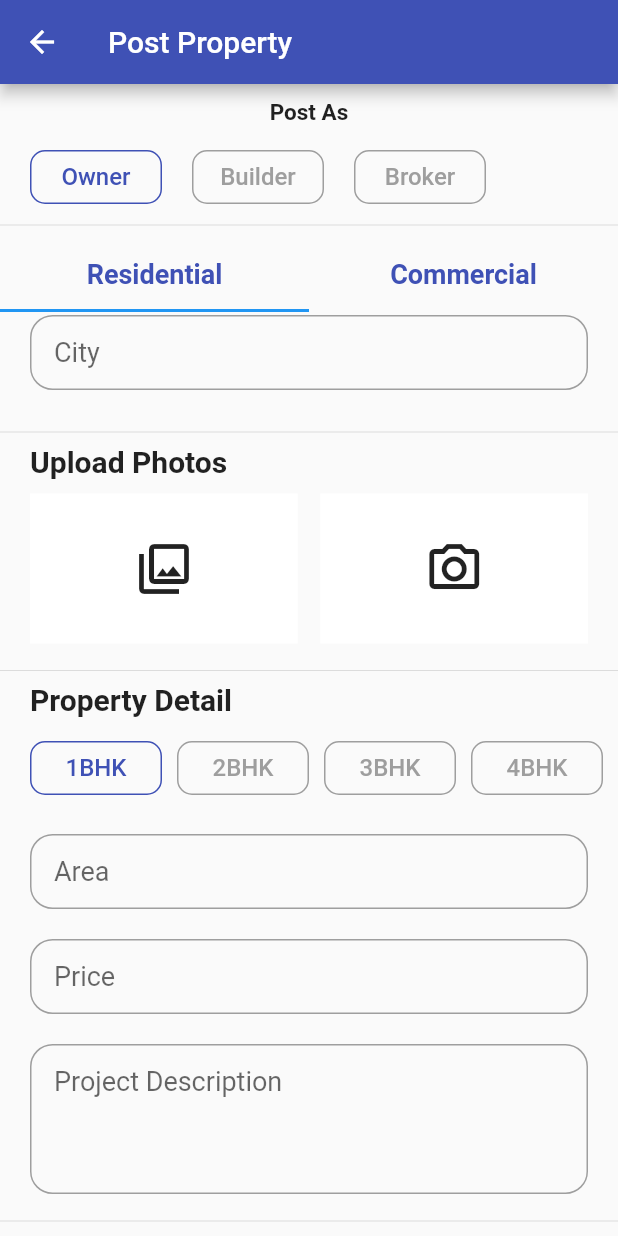
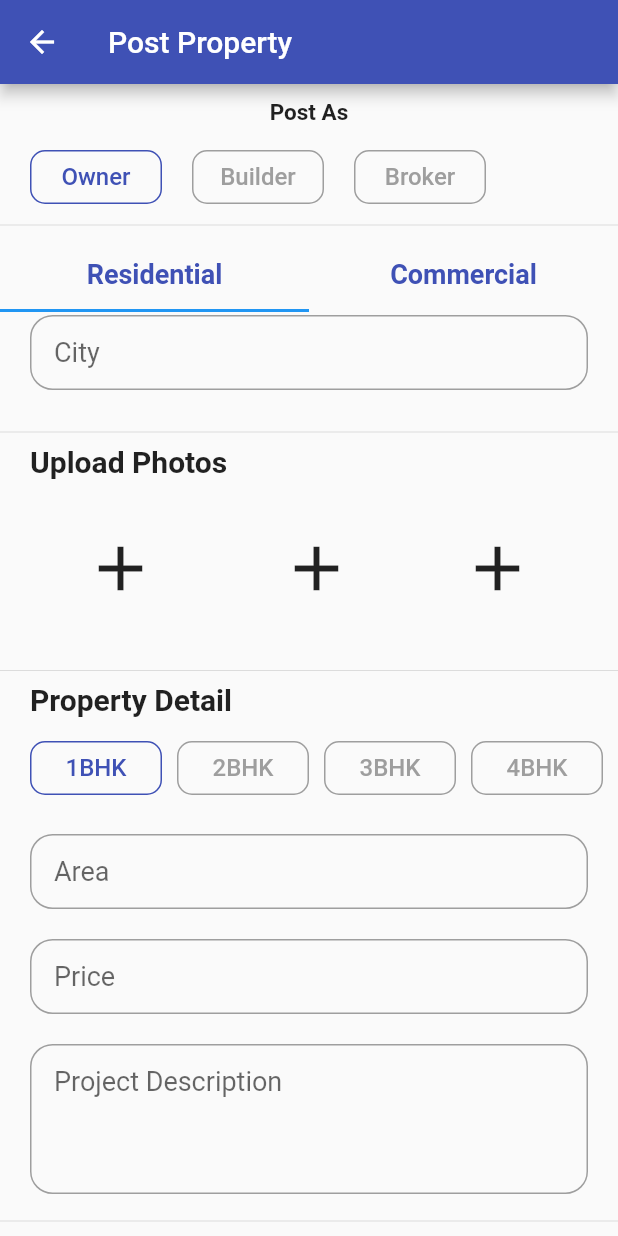
Before and after one commit to smitbhatiya/project, a Flutter app: the PostProperty screen opened directly, scrolled down 576 dp, on a phone screen of 412 x 824 dp. Run offline on Flutter 3.47's test engine with Material 2 defaults, Android fonts, the phone set to English and light mode, and no system bars; our stand-ins replace carousel_slider, cloud_firestore, firebase_auth, firebase_core, firebase_storage, image_picker and 1 more; missing offline and left inert: favorite_button; accounts and stored records are empty.

Commit message:
10-4-2021 update

```diff
--- a/lib/Pages/post_property_page.dart
+++ b/lib/Pages/post_property_page.dart
@@ -1,3 +1,5 @@
+import 'dart:io';
+import 'package:firebase_storage/firebase_storage.dart';
 import 'package:flutter/cupertino.dart';
 import 'package:flutter/material.dart';
 import 'package:flutter_app_with_firebase/firebase.dart';
@@ -102,19 +104,82 @@ class _PostPropertyState extends State<PostProperty> {
     }
   }
 
-  Future<void> _optionsDialogBox() {
+  File _imageFile;
+  File _imageFile1;
+  final picker = ImagePicker();
+
+  _openCamera() async {
+    // var picture = await ImagePicker.pickImage(source: ImageSource.camera);
+    // this.setState(() {
+    //   imageFile = picture;
+    // });
+    // Navigator.of(context).pop();
+  }
+
+  _openGallery() async {
+    // var picture = await ImagePicker.pickImage(source: ImageSource.gallery);
+    // this.setState(() {
+    //   imageFile = picture;
+    // });
+    // Navigator.pop(context);
+    final pickedFile = await picker.getImage(source: ImageSource.gallery);
+
+    setState(() {
+      _imageFile = File(pickedFile.path);
+    });
+    uploadImageToFirebase(context);
+    Navigator.of(context).pop();
+  }
+
+  Future uploadImageToFirebase(BuildContext context) async {
+    String fileName = _imageFile.path;
+    StorageReference firebaseStorageRef =
+    FirebaseStorage.instance.ref().child('property_images/$fileName');
+    StorageUploadTask uploadTask = firebaseStorageRef.putFile(_imageFile);
+    StorageTaskSnapshot taskSnapshot = await uploadTask.onComplete;
+    taskSnapshot.ref.getDownloadURL().then(
+          (value) => print("Done: $value"),
+    );
+  }
+
+  _openGallery1() async {
+    // var picture = await ImagePicker.pickImage(source: ImageSource.gallery);
+    // this.setState(() {
+    //   imageFile = picture;
+    // });
+    // Navigator.pop(context);
+    final pickedFile1 = await picker.getImage(source: ImageSource.gallery);
+
+    setState(() {
+      _imageFile1 = File(pickedFile1.path);
+    });
+    uploadImageToFirebase1(context);
+    Navigator.of(context).pop();
+  }
+
+  Future uploadImageToFirebase1(BuildContext context) async {
+    String fileName = _imageFile1.path;
+    StorageReference firebaseStorageRef =
+    FirebaseStorage.instance.ref().child('property_images/$fileName');
+    StorageUploadTask uploadTask = firebaseStorageRef.putFile(_imageFile);
+    StorageTaskSnapshot taskSnapshot = await uploadTask.onComplete;
+    taskSnapshot.ref.getDownloadURL().then(
+          (value) => print("Done: $value"),
+    );
+  }
+
+  Future<void> _optionsDialogBox1(BuildContext context) {
     return showDialog(context: context,
         builder: (BuildContext context) {
           return AlertDialog(
+            title: Text("Make a Choice"),
             content: new SingleChildScrollView(
               child: new ListBody(
                 children: <Widget>[
                   GestureDetector(
                     child: new Text('Take a picture'),
-                    onTap: ()async {
-                      var picture = await ImagePicker.pickImage(
-                        source: ImageSource.camera,
-                      );
+                    onTap: () {
+                      _openCamera();
                     },
                   ),
                   Padding(
@@ -122,10 +187,38 @@ class _PostPropertyState extends State<PostProperty> {
                   ),
                   GestureDetector(
                     child: new Text('Select from gallery'),
-                    onTap: ()async{
-                      var gallery = await ImagePicker.pickImage(
-                        source: ImageSource.gallery,
-                      );
+                    onTap: () {
+                      _openGallery1();
+                    },
+                  ),
+                ],
+              ),
+            ),
+          );
+        });
+  }
+
+  Future<void> _optionsDialogBox(BuildContext context) {
+    return showDialog(context: context,
+        builder: (BuildContext context) {
+          return AlertDialog(
+            title: Text("Make a Choice"),
+            content: new SingleChildScrollView(
+              child: new ListBody(
+                children: <Widget>[
+                  GestureDetector(
+                    child: new Text('Take a picture'),
+                    onTap: () {
+                      _openCamera();
+                    },
+                  ),
+                  Padding(
+                    padding: EdgeInsets.all(8.0),
+                  ),
+                  GestureDetector(
+                    child: new Text('Select from gallery'),
+                    onTap: () {
+                      _openGallery();
                     },
                   ),
                 ],
@@ -235,14 +328,14 @@ class _PostPropertyState extends State<PostProperty> {
                                         customRadio_1(sell_and_rent[1], 1),
                                       ],
                                     ),
-                                  ),
+                                  ), //Radio button sell and rent
                                   SizedBox(height: 10.0,),
                                   Divider(),
                                   Container(
                                     alignment: Alignment.topLeft,
                                     margin: EdgeInsets.only(left:20),
                                     child:Text("Property Type",style: TextStyle(fontSize: 20.0,fontWeight: FontWeight.bold),),
-                                  ),
+                                  ), //Property type container
                                   SizedBox(height: 10.0,),
                                   Container(
                                       child: Wrap(
@@ -250,7 +343,7 @@ class _PostPropertyState extends State<PostProperty> {
                                         runSpacing: 3.0,
                                         children: residentialWidgets.toList(),
                                       )
-                                  ),
+                                  ), //Filterchip for residential
                                 ],
                               ),
                             ),
@@ -260,7 +353,7 @@ class _PostPropertyState extends State<PostProperty> {
                                 alignment: Alignment.topLeft,
                                 margin: EdgeInsets.only(left:20),
                                 child: Text("Add Location",style: TextStyle(fontSize: 20.0,fontWeight: FontWeight.bold),)
-                            ),
+                            ), //Add location Container
                             SizedBox(height: 10.0,),
                             Container(
                               width: MediaQuery.of(context).size.width,
@@ -368,7 +461,7 @@ class _PostPropertyState extends State<PostProperty> {
                                 alignment: Alignment.topLeft,
                                 margin: EdgeInsets.only(left:20),
                                 child: Text("Upload Photos",style: TextStyle(fontSize: 20.0,fontWeight: FontWeight.bold),)
-                            ),
+                            ),//upload photo container
                             SizedBox(height: 10.0,),
                             Container(
                               height: 100,
@@ -377,39 +470,70 @@ class _PostPropertyState extends State<PostProperty> {
                               child: Row(
                                 children: [
                                   Expanded(
-                                    child: GestureDetector(
-                                      onTap: () {},
-                                      child: Container(
-                                        width: MediaQuery.of(context).size.width/2,
-                                        color: Colors.white,
-                                        child: Center(
-                                          child: Icon(Icons.photo_library_outlined,size: 40.0,),
+                                    child: Container(
+                                      height: 100,
+                                      child: ClipRRect(
+                                        child: _imageFile != null
+                                            ? Image.file(_imageFile)
+                                            : FlatButton(
+                                          child: Icon(
+                                            Icons.add,
+                                            size: 50,
+                                          ),
+                                          onPressed: () {
+                                            _optionsDialogBox(context);
+                                          },
                                         ),
                                       ),
                                     ),
                                   ),
-                                  SizedBox(width: 15,),
+                                  SizedBox(width: 10),
                                   Expanded(
-                                    child: GestureDetector(
-                                      child: Container(
-                                        color: Colors.white,
-                                        width: MediaQuery.of(context).size.width/2,
-                                        child: Center(
-                                          child: Icon(Icons.photo_camera_outlined,size: 40.0,),
+                                    child: Container(
+                                      height: 100,
+                                      child: ClipRRect(
+                                        child: _imageFile1 != null
+                                            ? Image.file(_imageFile1)
+                                            : FlatButton(
+                                          child: Icon(
+                                            Icons.add,
+                                            size: 50,
+                                          ),
+                                          onPressed: () {
+                                            _optionsDialogBox1(context);
+                                          },
+                                        ),
+                                      ),
+                                  ),
+                                  ),
+                                  Expanded(
+                                    child: Container(
+                                      height: 100,
+                                      child: ClipRRect(
+                                        child: _imageFile != null
+                                            ? Image.file(_imageFile)
+                                            : FlatButton(
+                                          child: Icon(
+                                            Icons.add,
+                                            size: 50,
+                                          ),
+                                          onPressed: () {
+                                            _optionsDialogBox(context);
+                                          },
                                         ),
                                       ),
                                     ),
-                                  )
+                                  ),
                                 ],
                               ),
-                            ),
+                            ),//Choose photo
                             SizedBox(height: 10.0,),
                             Divider(),
                             Container(
                                 alignment: Alignment.topLeft,
                                 margin: EdgeInsets.only(left:20),
                                 child: Text("Property Detail",style: TextStyle(fontSize: 20.0,fontWeight: FontWeight.bold),)
-                            ),
+                            ),//property details
                             SizedBox(height: 10.0,),
                             Container(
                               alignment: Alignment.topLeft,
@@ -425,7 +549,7 @@ class _PostPropertyState extends State<PostProperty> {
                                   customRadio_3(bhk[3], 3),
                                 ],
                               ),
-                            ),
+                            ),//bhk detail
                             SizedBox(height: 10.0,),
                             Container(
                               width: MediaQuery.of(context).size.width,
@@ -492,7 +616,7 @@ class _PostPropertyState extends State<PostProperty> {
                                 alignment: Alignment.topLeft,
                                 margin: EdgeInsets.only(left:20),
                                 child: Text("Construction Status",style: TextStyle(fontSize: 20.0,fontWeight: FontWeight.bold),)
-                            ),
+                            ),//Construction status container
                             SizedBox(height: 10.0,),
                             Container(
                               alignment: Alignment.topLeft,
@@ -504,7 +628,7 @@ class _PostPropertyState extends State<PostProperty> {
                                   customRadio_4(construction_status[1], 1),
                                 ],
                               ),
-                            ),
+                            ),//construction status button
                             SizedBox(height: 30.0,),
                             Container(
                               width: MediaQuery.of(context).size.width * 0.4,
@@ -518,6 +642,9 @@ class _PostPropertyState extends State<PostProperty> {
                                        '$_filters1',
                                       '${project_name_controller_r.text}',
                                       '${address_controller_r.text}, ${landmark_controller_r.text}, ${city_controller_r.text},  ${state_controller_r.text}',
+                                      '${landmark_controller_r.text}',
+                                      '${city_controller_r.text}',
+                                      '${state_controller_r.text}',
                                       '${bhk[selectedIndex2]}',
                                       '${area_controller_r.text}',
                                       '${price_controller_r.text}',
@@ -533,7 +660,7 @@ class _PostPropertyState extends State<PostProperty> {
                                   borderRadius: BorderRadius.circular(30),
                                 ),
                               ),
-                            ),
+                            ),//post button container
 
                             SizedBox(height: 30.0,)
                           ],
@@ -558,13 +685,13 @@ class _PostPropertyState extends State<PostProperty> {
                                         customRadio_1c(sell_and_rent_1c[1], 1),
                                       ],
                                     ),
-                                  ),
+                                  ),//sell rent radio button
                                   SizedBox(height: 10,),
                                   Container(
                                     alignment: Alignment.topLeft,
                                     margin: EdgeInsets.only(left:20),
                                     child:Text("Property Type",style: TextStyle(fontSize: 20.0,fontWeight: FontWeight.bold),),
-                                  ),
+                                  ),//property type container
                                   SizedBox(height: 10.0,),
                                   Container(
                                       child: Wrap(
@@ -572,7 +699,7 @@ class _PostPropertyState extends State<PostProperty> {
                                         runSpacing: 3.0,
                                         children: commercialWidgets.toList(),
                                       )
-                                  ),
+                                  ),//Filter chip buttons
                                 ],
                               ),
                             ),
@@ -582,7 +709,7 @@ class _PostPropertyState extends State<PostProperty> {
                                 alignment: Alignment.topLeft,
                                 margin: EdgeInsets.only(left:20),
                                 child: Text("Add Location",style: TextStyle(fontSize: 20.0,fontWeight: FontWeight.bold),)
-                            ),
+                            ),//add location container
                             SizedBox(height: 10.0,),
                             Container(
                               width: MediaQuery.of(context).size.width,
@@ -602,7 +729,7 @@ class _PostPropertyState extends State<PostProperty> {
                                     hintStyle: TextStyle(fontSize: 18)
                                 ),
                               ),
-                            ),
+                            ),//project name commercial
                             SizedBox(height: 10.0,),
                             Container(
                               width: MediaQuery.of(context).size.width,
@@ -622,7 +749,7 @@ class _PostPropertyState extends State<PostProperty> {
                                     hintStyle: TextStyle(fontSize: 18)
                                 ),
                               ),
-                            ),
+                            ),//address commercial
                             SizedBox(height: 10.0,),
                             Container(
                               width: MediaQuery.of(context).size.width,
@@ -642,7 +769,7 @@ class _PostPropertyState extends State<PostProperty> {
                                     hintStyle: TextStyle(fontSize: 18)
                                 ),
                               ),
-                            ),
+                            ),//landmark container commercial
                             SizedBox(height: 10.0),
                             Container(
                               width: MediaQuery.of(context).size.width ,
@@ -662,7 +789,7 @@ class _PostPropertyState extends State<PostProperty> {
                                     hintStyle: TextStyle(fontSize: 18)
                                 ),
                               ),
-                            ),
+                            ),//state container commercial
                             SizedBox(height: 10.0,),
                             Container(
                               width: MediaQuery.of(context).size.width,
@@ -682,7 +809,7 @@ class _PostPropertyState extends State<PostProperty> {
                                     hintStyle: TextStyle(fontSize: 18)
                                 ),
                               ),
-                            ),
+                            ),//city container commercial
                             SizedBox(height: 10.0,),
                             SizedBox(height: 10.0,),
                             Divider(),
@@ -690,7 +817,7 @@ class _PostPropertyState extends State<PostProperty> {
                                 alignment: Alignment.topLeft,
                                 margin: EdgeInsets.only(left:20),
                                 child: Text("Upload Photos",style: TextStyle(fontSize: 20.0,fontWeight: FontWeight.bold),)
-                            ),
+                            ),//upload photo container
                             SizedBox(height: 10.0,),
                             Container(
                               height: 100,
@@ -701,7 +828,7 @@ class _PostPropertyState extends State<PostProperty> {
                                   Expanded(
                                     child: GestureDetector(
                                       onTap: () {
-                                        _optionsDialogBox();
+                                        _optionsDialogBox(context);
                                       },
                                       child: Container(
                                         width: MediaQuery.of(context).size.width/2,
@@ -716,7 +843,7 @@ class _PostPropertyState extends State<PostProperty> {
                                   Expanded(
                                     child: GestureDetector(
                                       onTap: () {
-                                        _optionsDialogBox();
+                                        _optionsDialogBox(context);
                                       },
                                       child: Container(
                                         color: Colors.white,
@@ -726,7 +853,7 @@ class _PostPropertyState extends State<PostProperty> {
                                         ),
                                       ),
                                     ),
-                                  )
+                                  ),
                                 ],
                               ),
                             ),
@@ -736,7 +863,7 @@ class _PostPropertyState extends State<PostProperty> {
                                 alignment: Alignment.topLeft,
                                 margin: EdgeInsets.only(left:20),
                                 child: Text("Property Detail",style: TextStyle(fontSize: 20.0,fontWeight: FontWeight.bold),)
-                            ),
+                            ),//property detail container
                             SizedBox(height: 10.0,),
                             Container(
                               width: MediaQuery.of(context).size.width,
@@ -756,7 +883,7 @@ class _PostPropertyState extends State<PostProperty> {
                                     hintStyle: TextStyle(fontSize: 18)
                                 ),
                               ),
-                            ),
+                            ),//area container commercial
                             SizedBox(height: 10.0,),
                             Container(
                               width: MediaQuery.of(context).size.width,
@@ -776,7 +903,7 @@ class _PostPropertyState extends State<PostProperty> {
                                     hintStyle: TextStyle(fontSize: 18)
                                 ),
                               ),
-                            ),
+                            ),//price container
                             SizedBox(height: 10.0,),
                             Container(
                               width: MediaQuery.of(context).size.width,
@@ -796,14 +923,14 @@ class _PostPropertyState extends State<PostProperty> {
                                     hintStyle: TextStyle(fontSize: 18)
                                 ),
                               ),
-                            ),
+                            ),//project description container
                             SizedBox(height: 10.0,),
                             Divider(),
                             Container(
                                 alignment: Alignment.topLeft,
                                 margin: EdgeInsets.only(left:20),
                                 child: Text("Construction Status",style: TextStyle(fontSize: 20.0,fontWeight: FontWeight.bold),)
-                            ),
+                            ),//construction status container
                             SizedBox(height: 10.0,),
                             Container(
                               alignment: Alignment.topLeft,
@@ -815,7 +942,7 @@ class _PostPropertyState extends State<PostProperty> {
                                   customRadio_4c(construction_status_4c[1], 1),
                                 ],
                               ),
-                            ),
+                            ),//construction status buttons
                             SizedBox(height: 30.0,),
                             Container(
                               width: MediaQuery.of(context).size.width * 0.4,
@@ -829,6 +956,9 @@ class _PostPropertyState extends State<PostProperty> {
                                       '$commercial1_filters',
                                       '${project_name_controller_c.text}',
                                       '${address_controller_c.text}, ${landmark_controller_c.text}, ${city_controller_c.text}, ${state_controller_c.text}',
+                                      '${landmark_controller_c.text}',
+                                      '${city_controller_c.text}',
+                                      '${state_controller_c.text}',
                                       '${area_controller_c.text}',
                                       '${price_controller_c.text}',
                                       '${project_description_controller_c.text}',
@@ -843,8 +973,7 @@ class _PostPropertyState extends State<PostProperty> {
                                   borderRadius: BorderRadius.circular(30),
                                 ),
                               ),
-                            ),
-
+                            ),//post button
                             SizedBox(height: 30.0,)
                           ],
                         ),
--- a/pubspec.yaml
+++ b/pubspec.yaml
@@ -39,6 +39,7 @@ dependencies:
   favorite_button: ^0.0.3
   carousel_slider: ^3.0.0
   image_picker: ^0.6.7+22
+  firebase_storage: ^4.0.1
 
 dev_dependencies:
   flutter_test:
```
Also changed, not shown: lib/firebase.dart (+6 -6 lines), pubspec.lock, 1 other file.
